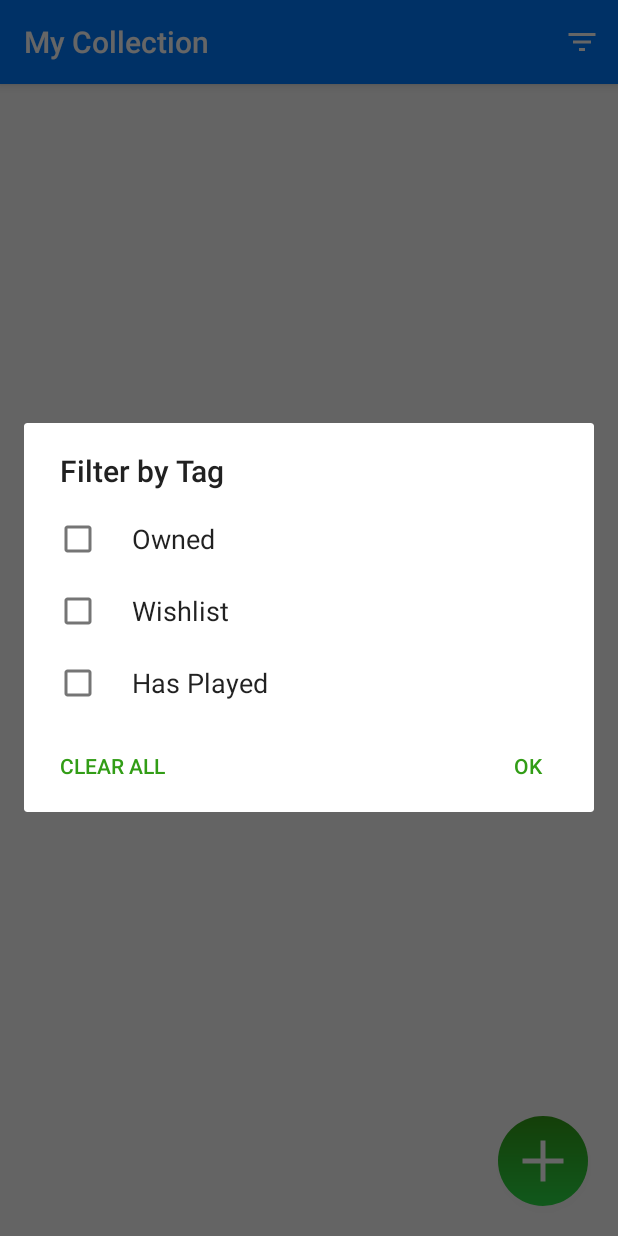
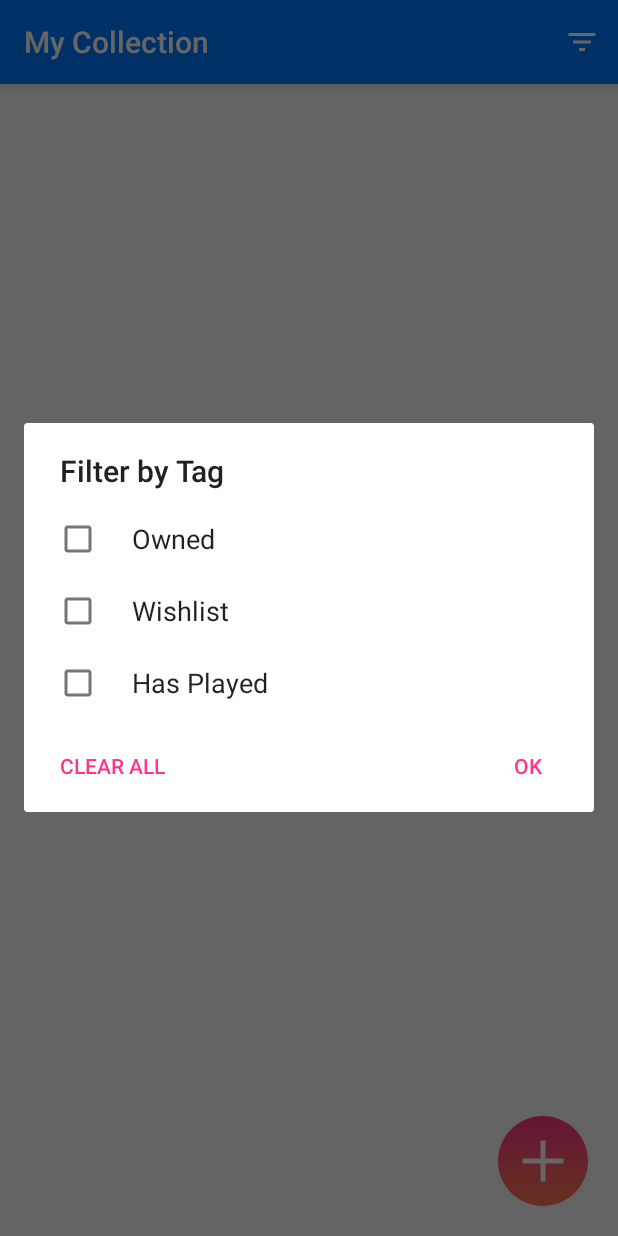
Before and after one commit to osu-cs492-w20/final-project-boardgamez, an Android app: the screen it shows after launch (MainActivity), after a tap on "Filter", on a phone screen of 412 x 824 dp. Run offline under Robolectric (Android 15) with nearby library versions, the light colour scheme and no system bars; our stand-ins replace Room's generated code; pictures from the network do not load.

Commit message:
Change accent color to contrast against new primary colors

```diff
--- a/app/src/main/res/values/colors.xml
+++ b/app/src/main/res/values/colors.xml
@@ -2,8 +2,10 @@
 <resources>
     <color name="colorPrimary">#007bff</color>
     <color name="colorPrimaryDark">#0056b3</color>
-    <color name="colorAccentLight">#2ade45</color>
-    <color name="colorAccent">#329d16</color>
+    <!--<color name="colorAccentLight">#2ade45</color>
+    <color name="colorAccent">#329d16</color>-->
+    <color name="colorAccent">#fe3588</color>
+    <color name="colorAccentLight">#fd794f</color>
     <color name="colorPrimaryLight">#ddade1</color>
     <color name="colorTextIcons">#FFFFFF</color>
     <color name="colorPrimaryText">#212121</color>
```
